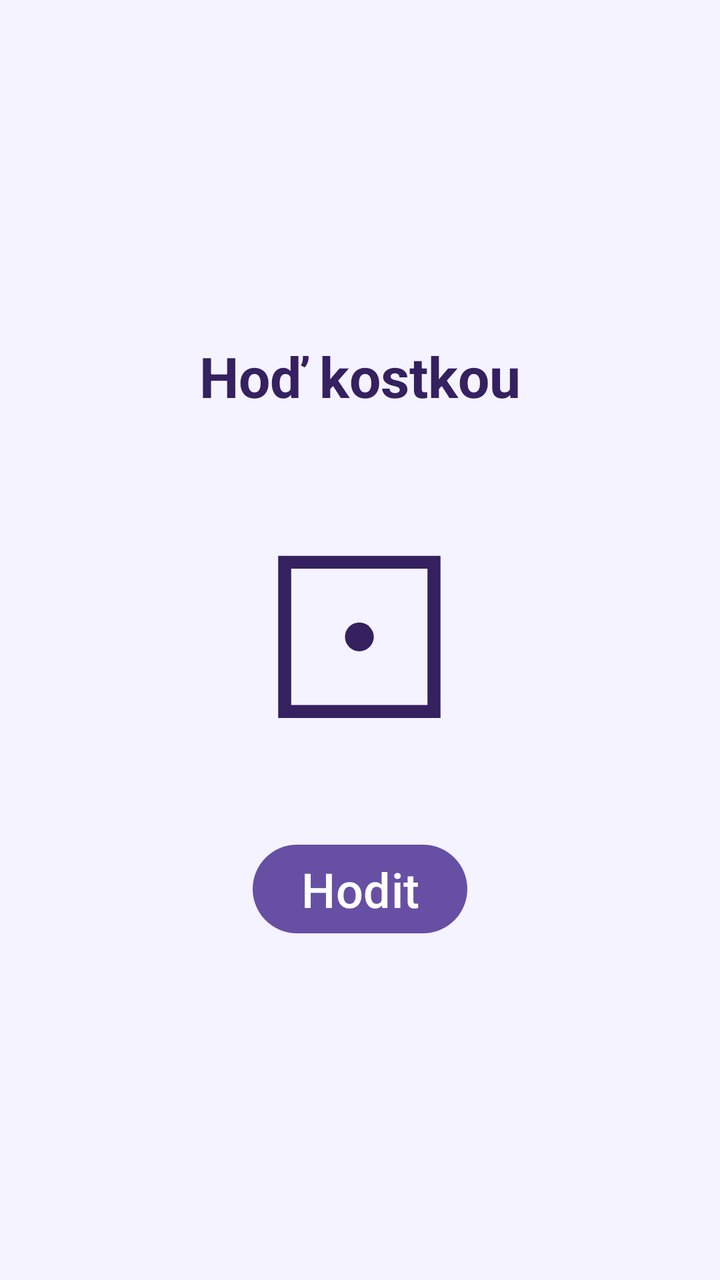
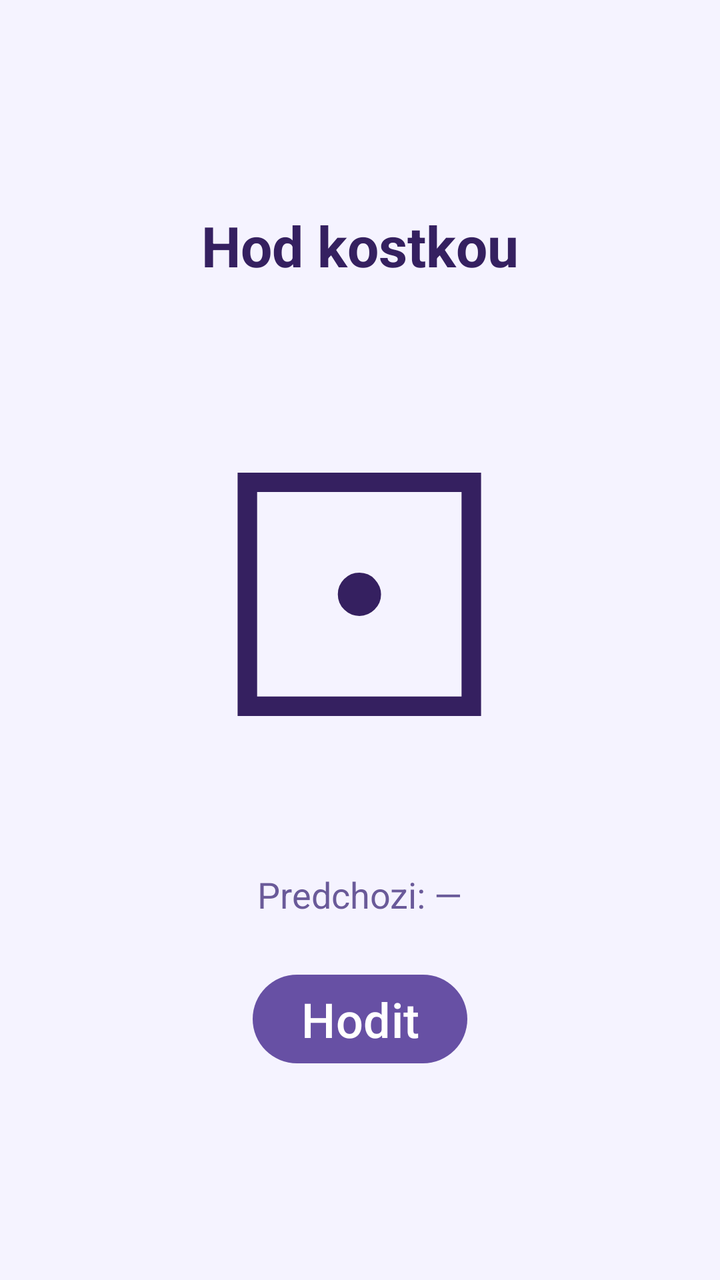

Screens rendered from an Android XML layout before and after an edit, with the pre-edit source and the edit as a unified diff.
<!-- AndroidManifest.xml: activity theme Theme.MyApp02_DiceThrowXML -->
<!-- res/layout/activity_main.xml -->
<?xml version="1.0" encoding="utf-8"?>
<LinearLayout
    xmlns:android="http://schemas.android.com/apk/res/android"
    xmlns:app="http://schemas.android.com/apk/res-auto"
    xmlns:tools="http://schemas.android.com/tools"
    android:id="@+id/llMain"
    android:layout_width="match_parent"
    android:layout_height="match_parent"
    android:orientation="vertical"
    android:gravity="center"
    android:padding="24dp"
    android:background="#F5F3FF"
    tools:context=".MainActivity">

    <TextView
        android:id="@+id/tvTitle"
        android:layout_width="wrap_content"
        android:layout_height="wrap_content"
        android:text="Hoď kostkou"
        android:textSize="28sp"
        android:textStyle="bold"
        android:textColor="#352060" />

    <TextView
        android:id="@+id/tvDice"
        android:layout_width="wrap_content"
        android:layout_height="wrap_content"
        android:layout_marginTop="24dp"
        android:layout_marginBottom="24dp"
        android:text="⚀"
        android:textSize="120sp"
        android:textColor="#352060" />

    <Button
        android:id="@+id/btnRoll"
        android:layout_width="wrap_content"
        android:layout_height="wrap_content"
        android:text="Hodit"
        android:textSize="24sp" />

</LinearLayout>
<!-- resources referenced by this layout -->
<resources>
  <style name="Theme.MyApp02_DiceThrowXML" parent="Base.Theme.MyApp02_DiceThrowXML" />
  <style name="Base.Theme.MyApp02_DiceThrowXML" parent="Theme.Material3.DayNight.NoActionBar">
          
          
      </style>
</resources>

<!-- the commit's change to res/layout/activity_main.xml (unified diff, before → after) -->
@@ -3,7 +3,7 @@
     xmlns:android="http://schemas.android.com/apk/res/android"
     xmlns:app="http://schemas.android.com/apk/res-auto"
     xmlns:tools="http://schemas.android.com/tools"
-    android:id="@+id/llMain"
+    android:id="@+id/llmain"
     android:layout_width="match_parent"
     android:layout_height="match_parent"
     android:orientation="vertical"
@@ -16,7 +16,7 @@
         android:id="@+id/tvTitle"
         android:layout_width="wrap_content"
         android:layout_height="wrap_content"
-        android:text="Hoď kostkou"
+        android:text="Hod kostkou"
         android:textSize="28sp"
         android:textStyle="bold"
         android:textColor="#352060" />
@@ -28,8 +28,17 @@
         android:layout_marginTop="24dp"
         android:layout_marginBottom="24dp"
         android:text="⚀"
-        android:textSize="120sp"
+        android:textSize="180sp"
         android:textColor="#352060" />
+
+    <TextView
+        android:id="@+id/tvHistory"
+        android:layout_width="wrap_content"
+        android:layout_height="wrap_content"
+        android:layout_marginBottom="24dp"
+        android:text="Predchozi: —"
+        android:textSize="18sp"
+        android:textColor="#6A5A99" />
 
     <Button
         android:id="@+id/btnRoll"
